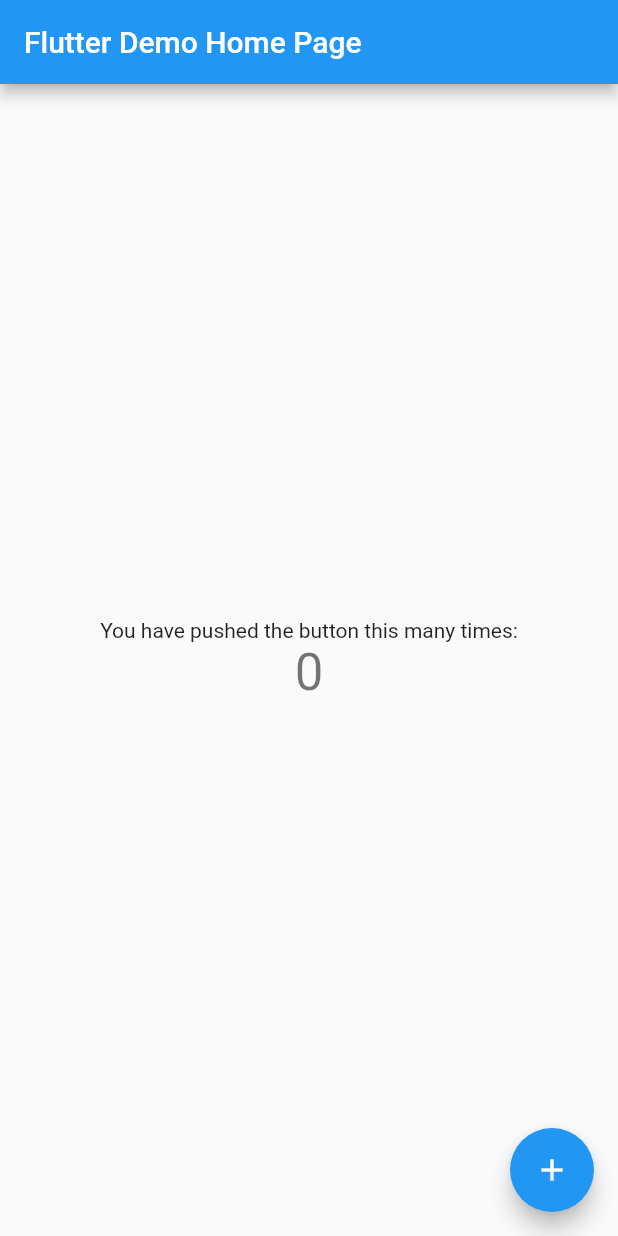
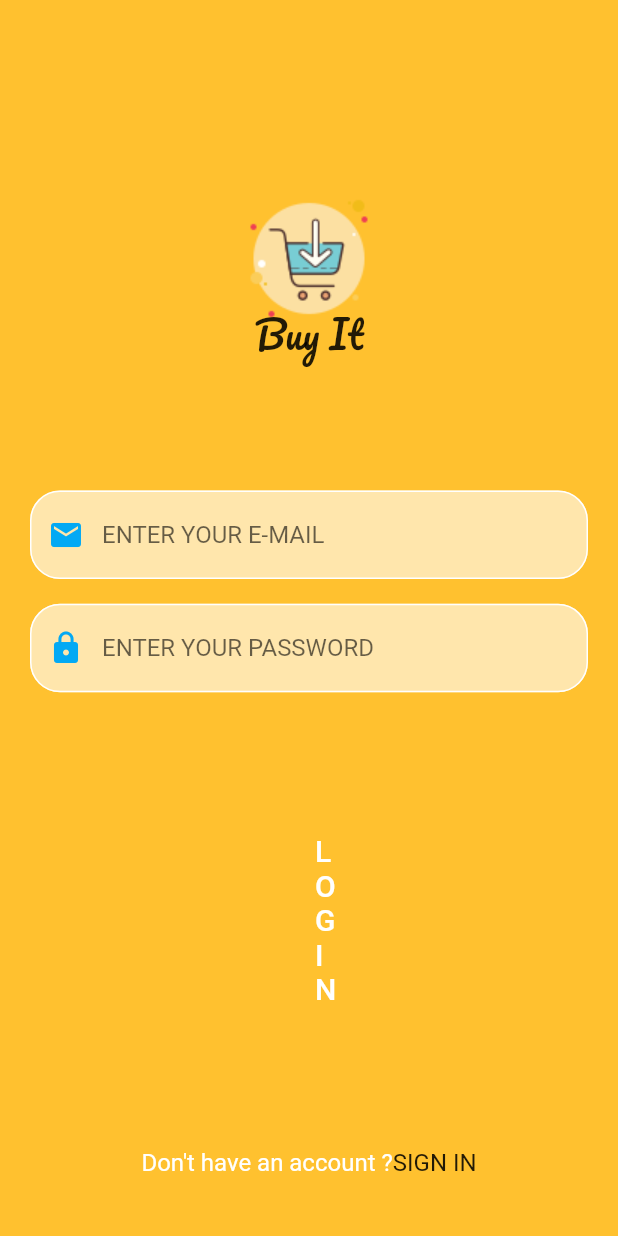
Before and after one commit to abdelghanimeliani/e_commerce_mini_app, a Flutter app: the screen it shows after launch, on a phone screen of 412 x 824 dp. Run offline on Flutter 3.47's test engine with Material 2 defaults, Android fonts, the phone set to English and light mode, and no system bars.

Commit message:
just pour confirmer

```diff
--- a/lib/const.dart
+++ b/lib/const.dart
@@ -0,0 +1,4 @@
+import 'dart:ui';
+
+const kMainColor = Color(0xFFFFC12F);
+const kSecondaryColor = Color(0xFFFFE6AC);
--- a/lib/main.dart
+++ b/lib/main.dart
@@ -1,117 +1,23 @@
 import 'package:flutter/material.dart';
+import 'screens/login_screen.dart';
 
 void main() {
+  // main
+
   runApp(MyApp());
 }
 
 class MyApp extends StatelessWidget {
-  // This widget is the root of your application.
+
   @override
   Widget build(BuildContext context) {
     return MaterialApp(
-      title: 'Flutter Demo',
-      theme: ThemeData(
-        // This is the theme of your application.
-        //
-        // Try running your application with "flutter run". You'll see the
-        // application has a blue toolbar. Then, without quitting the app, try
-        // changing the primarySwatch below to Colors.green and then invoke
-        // "hot reload" (press "r" in the console where you ran "flutter run",
-        // or simply save your changes to "hot reload" in a Flutter IDE).
-        // Notice that the counter didn't reset back to zero; the application
-        // is not restarted.
-        primarySwatch: Colors.blue,
-        // This makes the visual density adapt to the platform that you run
-        // the app on. For desktop platforms, the controls will be smaller and
-        // closer together (more dense) than on mobile platforms.
-        visualDensity: VisualDensity.adaptivePlatformDensity,
-      ),
-      home: MyHomePage(title: 'Flutter Demo Home Page'),
+      debugShowCheckedModeBanner: false,
+      initialRoute:  LoginScreen.id,
+      routes:{
+        LoginScreen.id: (context) => LoginScreen(),
+      },
+
     );
   }
 }
-
-class MyHomePage extends StatefulWidget {
-  MyHomePage({Key key, this.title}) : super(key: key);
-
-  // This widget is the home page of your application. It is stateful, meaning
-  // that it has a State object (defined below) that contains fields that affect
-  // how it looks.
-
-  // This class is the configuration for the state. It holds the values (in this
-  // case the title) provided by the parent (in this case the App widget) and
-  // used by the build method of the State. Fields in a Widget subclass are
-  // always marked "final".
-
-  final String title;
-
-  @override
-  _MyHomePageState createState() => _MyHomePageState();
-}
-
-class _MyHomePageState extends State<MyHomePage> {
-  int _counter = 0;
-
-  void _incrementCounter() {
-    setState(() {
-      // This call to setState tells the Flutter framework that something has
-      // changed in this State, which causes it to rerun the build method below
-      // so that the display can reflect the updated values. If we changed
-      // _counter without calling setState(), then the build method would not be
-      // called again, and so nothing would appear to happen.
-      _counter++;
-    });
-  }
-
-  @override
-  Widget build(BuildContext context) {
-    // This method is rerun every time setState is called, for instance as done
-    // by the _incrementCounter method above.
-    //
-    // The Flutter framework has been optimized to make rerunning build methods
-    // fast, so that you can just rebuild anything that needs updating rather
-    // than having to individually change instances of widgets.
-    return Scaffold(
-      appBar: AppBar(
-        // Here we take the value from the MyHomePage object that was created by
-        // the App.build method, and use it to set our appbar title.
-        title: Text(widget.title),
-      ),
-      body: Center(
-        // Center is a layout widget. It takes a single child and positions it
-        // in the middle of the parent.
-        child: Column(
-          // Column is also a layout widget. It takes a list of children and
-          // arranges them vertically. By default, it sizes itself to fit its
-          // children horizontally, and tries to be as tall as its parent.
-          //
-          // Invoke "debug painting" (press "p" in the console, choose the
-          // "Toggle Debug Paint" action from the Flutter Inspector in Android
-          // Studio, or the "Toggle Debug Paint" command in Visual Studio Code)
-          // to see the wireframe for each widget.
-          //
-          // Column has various properties to control how it sizes itself and
-          // how it positions its children. Here we use mainAxisAlignment to
-          // center the children vertically; the main axis here is the vertical
-          // axis because Columns are vertical (the cross axis would be
-          // horizontal).
-          mainAxisAlignment: MainAxisAlignment.center,
-          children: <Widget>[
-            Text(
-              'You have pushed the button this many times:',
-            ),
-            Text(
-              '$_counter',
-              style: Theme.of(context).textTheme.headline4,
-            ),
-          ],
-        ),
-      ),
-      floatingActionButton: FloatingActionButton(
-        onPressed: _incrementCounter,
-        tooltip: 'Increment',
-        child: Icon(Icons.add),
-      ), // This trailing comma makes auto-formatting nicer for build methods.
-    );
-  }
-}
--- a/lib/screens/login_screen.dart
+++ b/lib/screens/login_screen.dart
@@ -0,0 +1,86 @@
+import 'package:e_commerce_mini_app/const.dart';
+import 'package:e_commerce_mini_app/widgerts/costom_text_field.dart';
+import 'package:flutter/cupertino.dart';
+import 'package:flutter/material.dart';
+import '';
+
+class LoginScreen extends StatelessWidget{
+  static String id = 'LoginScreen';
+
+  @override
+  Widget build(BuildContext context) {
+    final double  weidth = MediaQuery.of(context).size.height;
+   return Scaffold(
+     backgroundColor:kMainColor ,
+     body: ListView(
+       children: [
+         Padding(
+           padding: EdgeInsets.only(top: 100),
+           child: Container(
+             height: MediaQuery.of(context).size.height*0.175555,
+             child: Stack(
+               alignment: Alignment.center,
+               children: [
+                 Image(image: AssetImage(
+                     'images/icons/buyicon.png'
+                 ),
+                 ),
+                 Positioned(
+                   bottom: 0,
+                   child: Text("Buy It",
+                   style: TextStyle(
+                     fontFamily: "Pacifico",
+                     fontSize: 25 ,
+                   ),
+                 ),
+                 )
+               ],
+             ),
+           ),
+         ),
+         SizedBox(height:weidth*0.1 ,),
+         CustomTextField(icon: Icons.email,hint: "ENTER YOUR E-MAIL"),
+         // just pour faire un espace
+
+         SizedBox(height:weidth*0.02 ,),
+         CustomTextField(icon: Icons.lock,hint: "ENTER YOUR PASSWORD"),
+         SizedBox(height:weidth*0.1 ,),
+         Padding(
+           padding: EdgeInsets.symmetric(horizontal: 210),
+           child: FlatButton(onPressed: (){},
+             padding: EdgeInsets.symmetric(vertical: 12),
+               shape: RoundedRectangleBorder(
+                 borderRadius: BorderRadius.circular(20)
+               ),
+               child: Text("LOGIN",
+               style: TextStyle(
+                 fontSize: 20,
+                 color: Colors.white
+               ),),
+           color: Colors.black,),
+         ),
+         SizedBox(height:weidth*0.1 ,),
+         Row(
+           mainAxisAlignment: MainAxisAlignment.center,
+           children: [
+             Text("Don't have an account ?",
+             style: TextStyle(
+               fontSize: 16,
+               color: Colors.white
+             ),
+             ),
+             Text("SIGN IN",
+               style: TextStyle(
+                   fontSize: 16,
+
+               ),
+             ),
+
+           ],
+         )
+       ],
+     )
+   );
+  }
+
+}
--- a/lib/widgerts/costom_text_field.dart
+++ b/lib/widgerts/costom_text_field.dart
@@ -0,0 +1,41 @@
+import 'package:flutter/material.dart';
+
+import '../const.dart';
+
+class CustomTextField extends StatelessWidget {
+  final String hint ;
+  final IconData icon ;
+
+  const CustomTextField({
+    Key key, @required this.hint, @required this.icon,
+  }) : super(key: key);
+
+  @override
+  Widget build(BuildContext context) {
+    return Padding(
+      padding: EdgeInsets.symmetric(horizontal: 20,
+
+      ),
+      child: TextField(
+        cursorColor: kMainColor,
+        decoration: InputDecoration(
+          hintText: hint,
+          prefixIcon: Icon(
+            icon,
+            color: Colors.lightBlue,
+          ),
+          fillColor: kSecondaryColor,
+          filled: true,
+          enabledBorder: OutlineInputBorder(
+            borderRadius: BorderRadius.circular(20),
+            borderSide: BorderSide(color: Colors.white),
+          ),
+          focusedBorder:OutlineInputBorder(
+            borderRadius: BorderRadius.circular(20),
+            borderSide: BorderSide(color: Colors.white),
+          ),
+        ),
+      ),
+    );
+  }
+}
```
